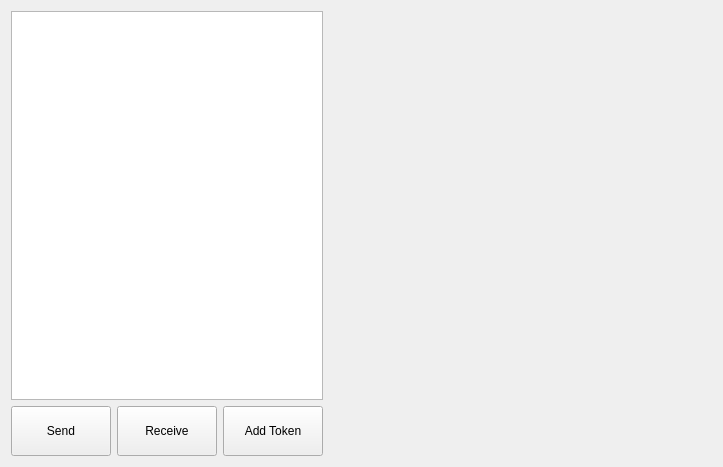
Old version of the form src/qt/forms/qrctoken.ui in the repository shaileshnift/UIDD.
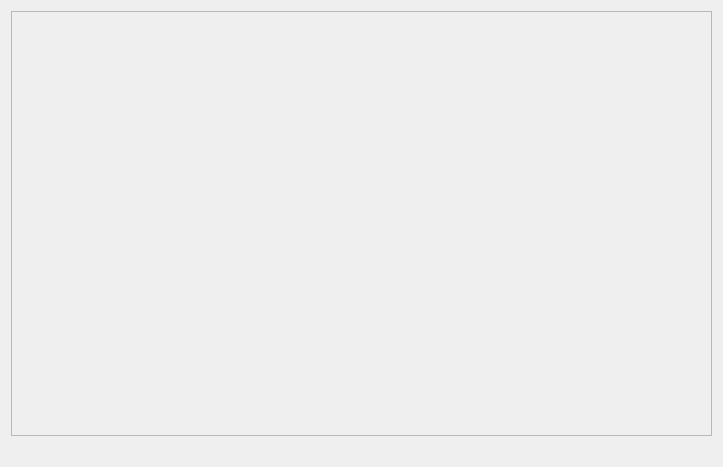
New version of the form.

```diff
--- a/src/qt/forms/qrctoken.ui
+++ b/src/qt/forms/qrctoken.ui
@@ -13,86 +13,48 @@
   <property name="windowTitle">
    <string>Form</string>
   </property>
-  <layout class="QVBoxLayout" name="verticalLayout_2" stretch="0,0">
+  <layout class="QVBoxLayout" name="verticalLayout_2" stretch="0,0,0">
    <item>
-    <layout class="QHBoxLayout" name="horizontalLayout" stretch="2,3">
+    <layout class="QHBoxLayout" name="horizontalLayout" stretch="1">
      <item>
       <layout class="QVBoxLayout" name="verticalLayout_3">
        <item>
-        <widget class="QListView" name="tokensList">
-         <property name="styleSheet">
-          <string notr="true"/>
+        <widget class="QScrollArea" name="scrollArea">
+         <property name="widgetResizable">
+          <bool>true</bool>
          </property>
+         <widget class="QWidget" name="scrollAreaWidgetContents">
+          <property name="geometry">
+           <rect>
+            <x>0</x>
+            <y>0</y>
+            <width>699</width>
+            <height>409</height>
+           </rect>
+          </property>
+         </widget>
         </widget>
        </item>
-       <item>
-        <layout class="QHBoxLayout" name="horizontalLayout_2">
-         <item>
-          <widget class="QToolButton" name="sendButton">
-           <property name="sizePolicy">
-            <sizepolicy hsizetype="Expanding" vsizetype="Fixed">
-             <horstretch>0</horstretch>
-             <verstretch>0</verstretch>
-            </sizepolicy>
-           </property>
-           <property name="minimumSize">
-            <size>
-             <width>100</width>
-             <height>50</height>
-            </size>
-           </property>
-           <property name="text">
-            <string>Send</string>
-           </property>
-          </widget>
-         </item>
-         <item>
-          <widget class="QToolButton" name="receiveButton">
-           <property name="sizePolicy">
-            <sizepolicy hsizetype="Expanding" vsizetype="Fixed">
-             <horstretch>0</horstretch>
-             <verstretch>0</verstretch>
-            </sizepolicy>
-           </property>
-           <property name="minimumSize">
-            <size>
-             <width>100</width>
-             <height>50</height>
-            </size>
-           </property>
-           <property name="text">
-            <string>Receive</string>
-           </property>
-          </widget>
-         </item>
-         <item>
-          <widget class="QToolButton" name="addTokenButton">
-           <property name="sizePolicy">
-            <sizepolicy hsizetype="Expanding" vsizetype="Fixed">
-             <horstretch>0</horstretch>
-             <verstretch>0</verstretch>
-            </sizepolicy>
-           </property>
-           <property name="minimumSize">
-            <size>
-             <width>100</width>
-             <height>50</height>
-            </size>
-           </property>
-           <property name="text">
-            <string>Add Token</string>
-           </property>
-          </widget>
-         </item>
-        </layout>
-       </item>
       </layout>
      </item>
-     <item>
-      <widget class="QStackedWidget" name="stackedWidget"/>
-     </item>
     </layout>
    </item>
+   <item>
+    <spacer name="verticalSpacer">
+     <property name="orientation">
+      <enum>Qt::Vertical</enum>
+     </property>
+     <property name="sizeType">
+      <enum>QSizePolicy::Fixed</enum>
+     </property>
+     <property name="sizeHint" stdset="0">
+      <size>
+       <width>20</width>
+       <height>20</height>
+      </size>
+     </property>
+    </spacer>
+   </item>
    <item>
     <layout class="QVBoxLayout" name="tokenViewLayout"/>
    </item>
```
